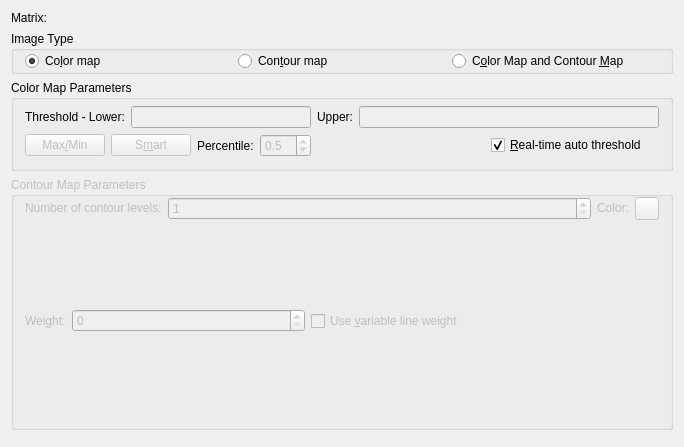
The window that src/libkstapp/imagetab.ui (Kst-plot/kst) describes before a commit, drawn with Qt 5.
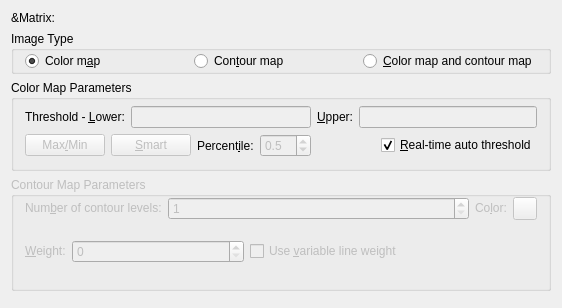
The same window after the commit. Custom widgets are drawn as their Qt base class.

Diff of the .ui file:
```diff
--- a/src/libkstapp/imagetab.ui
+++ b/src/libkstapp/imagetab.ui
@@ -5,38 +5,45 @@
    <rect>
     <x>0</x>
     <y>0</y>
-    <width>684</width>
-    <height>447</height>
+    <width>562</width>
+    <height>308</height>
    </rect>
   </property>
-  <layout class="QGridLayout" name="gridLayout" >
-   <item row="0" column="0" >
-    <widget class="QLabel" name="textLabel3" >
      <property name="sizePolicy" >
-      <sizepolicy vsizetype="Minimum" hsizetype="Fixed" >
+   <sizepolicy vsizetype="Fixed" hsizetype="Preferred" >
+    <horstretch>0</horstretch>
+    <verstretch>0</verstretch>
+   </sizepolicy>
+  </property>
+  <layout class="QVBoxLayout" name="verticalLayout" >
+   <item>
+    <layout class="QHBoxLayout" name="horizontalLayout" >
+     <item>
+      <widget class="QLabel" name="_matrixLabel" >
+       <property name="sizePolicy" >
+        <sizepolicy vsizetype="Preferred" hsizetype="Fixed" >
        <horstretch>0</horstretch>
        <verstretch>0</verstretch>
       </sizepolicy>
      </property>
      <property name="text" >
-      <string>Matrix:</string>
-     </property>
-     <property name="wordWrap" >
-      <bool>false</bool>
+        <string>&amp;Matrix:</string>
      </property>
     </widget>
    </item>
-   <item row="0" column="1" >
+     <item>
     <widget class="Kst::MatrixSelector" native="1" name="_matrix" >
      <property name="sizePolicy" >
-      <sizepolicy vsizetype="Preferred" hsizetype="MinimumExpanding" >
+        <sizepolicy vsizetype="Preferred" hsizetype="Expanding" >
        <horstretch>0</horstretch>
        <verstretch>0</verstretch>
       </sizepolicy>
      </property>
     </widget>
    </item>
-   <item row="1" column="0" colspan="2" >
+    </layout>
+   </item>
+   <item>
     <widget class="QGroupBox" name="_imageTypeGroup" >
      <property name="title" >
       <string>Image Type</string>
@@ -51,7 +58,7 @@
       <item row="0" column="0" >
        <widget class="QRadioButton" name="_colorOnly" >
         <property name="text" >
-         <string>Co&amp;lor map</string>
+         <string>Color m&amp;ap</string>
         </property>
         <property name="checked" >
          <bool>true</bool>
@@ -68,14 +75,14 @@
       <item row="0" column="2" >
        <widget class="QRadioButton" name="_colorAndContour" >
         <property name="text" >
-         <string>C&amp;olor Map and Contour &amp;Map</string>
+         <string>&amp;Color map and contour map</string>
         </property>
        </widget>
       </item>
      </layout>
     </widget>
    </item>
-   <item row="2" column="0" colspan="2" >
+   <item>
     <widget class="QGroupBox" name="_colorMapGroup" >
      <property name="sizePolicy" >
       <sizepolicy vsizetype="Fixed" hsizetype="Minimum" >
@@ -124,7 +131,7 @@
         <item>
          <widget class="QLabel" name="textLabel2" >
           <property name="text" >
-           <string>Upper:</string>
+           <string>&amp;Upper:</string>
           </property>
           <property name="wordWrap" >
            <bool>false</bool>
@@ -157,7 +164,7 @@
         <item>
          <widget class="QLabel" name="textLabel2_4" >
           <property name="text" >
-           <string>Threshold - Lower:</string>
+           <string>Threshold - &amp;Lower:</string>
           </property>
           <property name="wordWrap" >
            <bool>false</bool>
@@ -199,7 +206,7 @@
            </sizepolicy>
           </property>
           <property name="text" >
-           <string>S&amp;mart</string>
+           <string>&amp;Smart</string>
           </property>
          </widget>
         </item>
@@ -212,11 +219,14 @@
            </sizepolicy>
           </property>
           <property name="text" >
-           <string>Percentile:</string>
+           <string>Percent&amp;ile:</string>
           </property>
           <property name="wordWrap" >
            <bool>false</bool>
           </property>
+          <property name="buddy" >
+           <cstring>_smartThresholdValue</cstring>
+          </property>
          </widget>
         </item>
         <item>
@@ -264,9 +274,14 @@
        </spacer>
       </item>
      </layout>
+     <zorder>_colorPalette</zorder>
+     <zorder>_autoThreshold</zorder>
+     <zorder>_realTimeAutoThreshold</zorder>
+     <zorder>_matrix</zorder>
+     <zorder>_matrixLabel</zorder>
     </widget>
    </item>
-   <item row="3" column="0" colspan="2" >
+   <item>
     <widget class="QGroupBox" name="_contourMapGroup" >
      <property name="enabled" >
       <bool>false</bool>
@@ -292,7 +307,7 @@
            </sizepolicy>
           </property>
           <property name="text" >
-           <string>Color:</string>
+           <string>Co&amp;lor:</string>
           </property>
           <property name="wordWrap" >
            <bool>false</bool>
@@ -332,7 +347,7 @@
            </sizepolicy>
           </property>
           <property name="text" >
-           <string>Number of contour levels:</string>
+           <string>Num&amp;ber of contour levels:</string>
           </property>
           <property name="wordWrap" >
            <bool>false</bool>
@@ -374,7 +389,7 @@
            </sizepolicy>
           </property>
           <property name="text" >
-           <string>Weight:</string>
+           <string>&amp;Weight:</string>
           </property>
           <property name="wordWrap" >
            <bool>false</bool>
@@ -429,7 +444,7 @@
      </layout>
     </widget>
    </item>
-   <item row="4" column="0" colspan="2" >
+   <item>
     <widget class="Kst::CurvePlacement" native="1" name="_curvePlacement" />
    </item>
   </layout>
```
Lines whose indentation alone changed are shown as unchanged.
